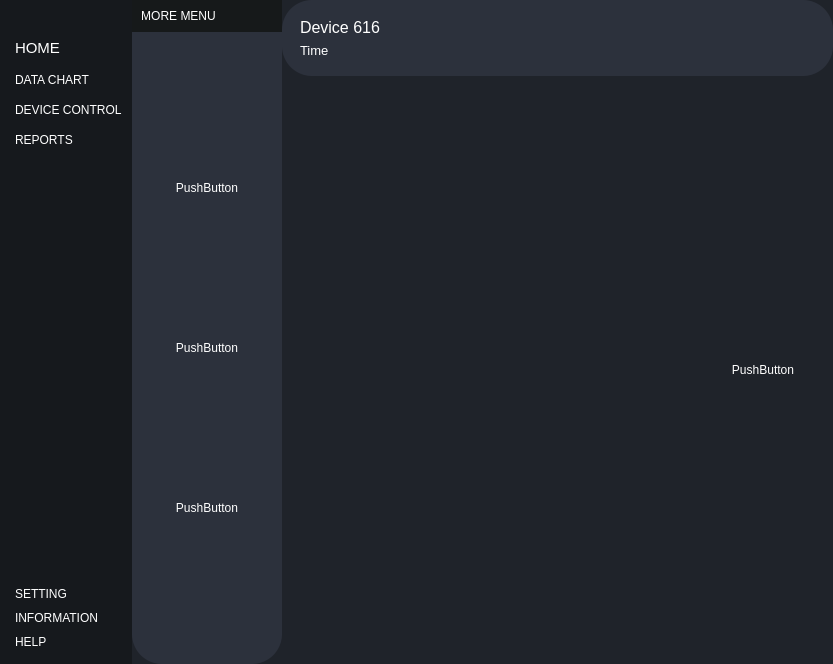
jeremy0612/AIoT_Dashboard, file UI/dialog.ui: the form before one commit.
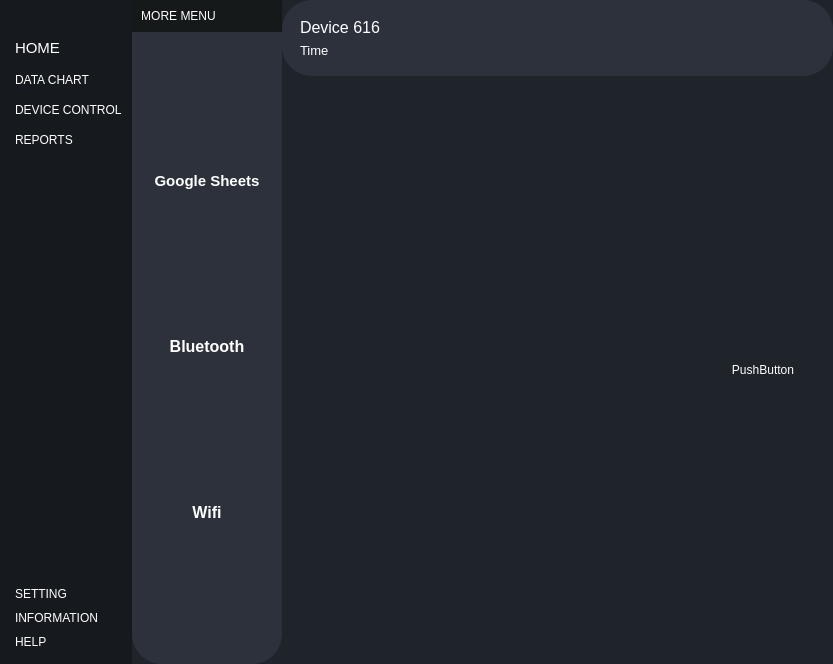
The form after the commit. The open tabs and pages were chosen to show the change. Icons and pictures are not drawn.

Commit message: bluetooth mode

Diff of the .ui file:
```diff
--- a/UI/dialog.ui
+++ b/UI/dialog.ui
@@ -58,13 +58,13 @@
 	background-color: #16191d;
 }
 /* ------------ All Buttons style setting -------------- */ 
-#line_chart_button:hover,#bar_chart_button:hover,#pie_chart_button:hover,#donut_chart_button:hover,#change_device_button:hover,#scatter_chart_button:hover,#log_out_button:hover
+#line_chart_button:hover,#bar_chart_button:hover,#pie_chart_button:hover,#donut_chart_button:hover,#change_device_button:hover,#scatter_chart_button:hover,#log_out_button:hover,#gg_sheet:hover,#bluetooth:hover,#wifi:hover
 {
 	background-color:#000000;
 	border-radius: 15px;
 	padding:10;
 }
-#line_chart_button,#bar_chart_button,#pie_chart_button,#donut_chart_button,#change_device_button,#scatter_chart_button,#log_out_button
+#line_chart_button,#bar_chart_button,#pie_chart_button,#donut_chart_button,#change_device_button,#scatter_chart_button,#log_out_button,#gg_sheet,#bluetooth,#wifi
 {
 	border-radius: 15px;
 	padding:10;
@@ -679,23 +679,47 @@
             <widget class="QWidget" name="device_menu">
              <layout class="QVBoxLayout" name="verticalLayout_17">
               <item>
-               <widget class="QPushButton" name="pushButton_3">
+               <widget class="QPushButton" name="gg_sheet">
+                <property name="font">
+                 <font>
+                  <family>Arial</family>
+                  <pointsize>11</pointsize>
+                  <weight>75</weight>
+                  <bold>true</bold>
+                 </font>
+                </property>
                 <property name="text">
-                 <string>PushButton</string>
+                 <string>Google Sheets</string>
                 </property>
                </widget>
               </item>
               <item>
-               <widget class="QPushButton" name="pushButton_4">
+               <widget class="QPushButton" name="bluetooth">
+                <property name="font">
+                 <font>
+                  <family>Arial</family>
+                  <pointsize>12</pointsize>
+                  <weight>75</weight>
+                  <bold>true</bold>
+                 </font>
+                </property>
                 <property name="text">
-                 <string>PushButton</string>
+                 <string>Bluetooth</string>
                 </property>
                </widget>
               </item>
               <item>
-               <widget class="QPushButton" name="pushButton_5">
+               <widget class="QPushButton" name="wifi">
+                <property name="font">
+                 <font>
+                  <family>Arial</family>
+                  <pointsize>12</pointsize>
+                  <weight>75</weight>
+                  <bold>true</bold>
+                 </font>
+                </property>
                 <property name="text">
-                 <string>PushButton</string>
+                 <string>Wifi</string>
                 </property>
                </widget>
               </item>
```
Left out of the diff: 4 changed lines with no effect on the pictures. The commit also changes 13 other files.
